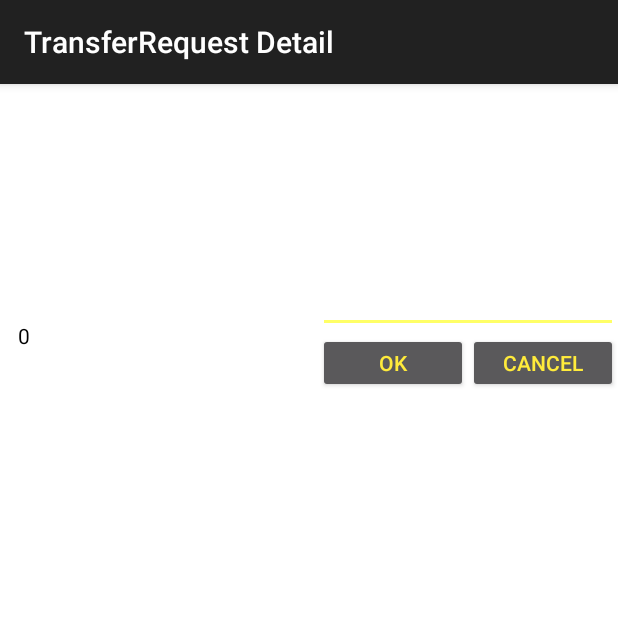
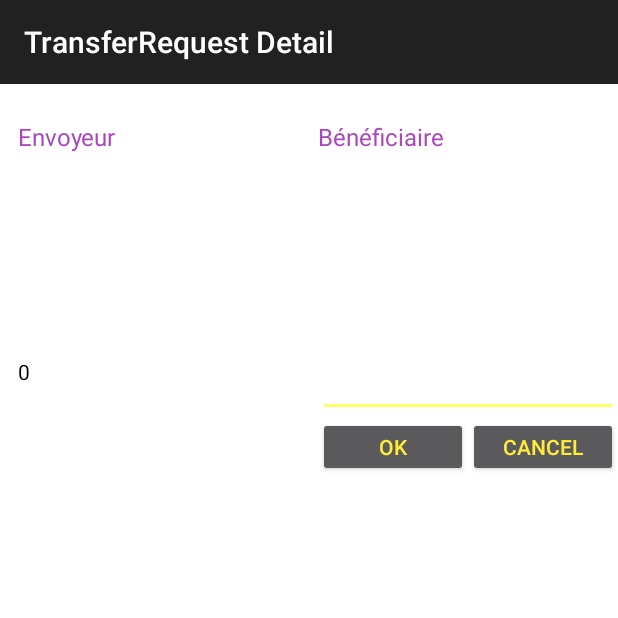
Before and after one commit to hilpitome/Wari, an Android app: the TransferRequestDetailActivity screen opened directly, with no data from a screen before it, on a phone screen of 412 x 824 dp, the top half of it. Run offline under Robolectric (Android 15) with nearby library versions, the phone set to English and light mode, and no system bars; 14 statements that could not run were skipped.

Commit message:
its like UI design is making sense

```diff
--- a/app/src/main/res/layout/activity_transfer_request_detail.xml
+++ b/app/src/main/res/layout/activity_transfer_request_detail.xml
@@ -1,15 +1,12 @@
 <?xml version="1.0" encoding="utf-8"?>
-<android.support.design.widget.CoordinatorLayout xmlns:android="http://schemas.android.com/apk/res/android"
+<LinearLayout xmlns:android="http://schemas.android.com/apk/res/android"
     xmlns:app="http://schemas.android.com/apk/res-auto"
     xmlns:tools="http://schemas.android.com/tools"
     android:layout_width="match_parent"
     android:layout_height="match_parent"
+    android:orientation="vertical"
     tools:context="com.warivirtualpos.wari.TransferRequestDetailActivity">
 
-    <android.support.design.widget.AppBarLayout
-        android:layout_width="match_parent"
-        android:layout_height="wrap_content"
-        >
 
         <android.support.v7.widget.Toolbar
             android:id="@+id/toolbar"
@@ -18,9 +15,9 @@
             android:background="?attr/colorPrimary"
             app:popupTheme="@style/AppTheme.PopupOverlay" />
 
-    </android.support.design.widget.AppBarLayout>
+
 
     <include layout="@layout/content_transfer_request_detail" />
 
 
-</android.support.design.widget.CoordinatorLayout>
+</LinearLayout>
--- a/app/src/main/res/layout/content_transfer_request_detail.xml
+++ b/app/src/main/res/layout/content_transfer_request_detail.xml
@@ -16,15 +16,17 @@
         android:layout_weight="1"
         android:layout_marginLeft="12dp"
         android:layout_marginStart="12dp"
-        android:weightSum="5">
+        android:weightSum="6">
         <TextView
             android:layout_width="match_parent"
             android:layout_height="0dp"
             android:layout_weight="1"
             android:layout_marginTop="12dp"
             android:id="@+id/envoyeur_text"
-            android:text="ENVOYEUR"
-            android:textColor="@color/yellow_400"/>
+            android:text="Envoyeur"
+            android:textSize="16sp"
+            android:textColor="@color/purple_400"
+           />
         <TextView
             android:layout_width="match_parent"
             android:layout_height="0dp"
@@ -67,7 +69,8 @@
             android:layout_marginTop="12dp"
             android:id="@+id/bénéficiaire_text"
             android:text="Bénéficiaire"
-            android:textColor="@color/yellow_400"/>
+            android:textSize="16sp"
+            android:textColor="@color/purple_400"/>
         <TextView
             android:layout_width="match_parent"
             android:layout_height="0dp"
--- a/app/src/main/res/layout/content_withdrawal_request_detail.xml
+++ b/app/src/main/res/layout/content_withdrawal_request_detail.xml
@@ -28,11 +28,13 @@
             <TextView
                 android:layout_width="match_parent"
                 android:layout_height="0dp"
+                android:textSize="16sp"
+                android:textColor="@color/purple_400"
                 android:layout_weight="1"
                 android:layout_marginTop="12dp"
                 android:id="@+id/bénéficiaire_text"
                 android:text="Bénéficiaire"
-                android:textColor="@color/yellow_400"/>
+               />
             <TextView
                 android:layout_width="match_parent"
                 android:layout_height="0dp"
```
Also changed, not shown: app/src/main/res/layout/activity_withdrawal_request_detail.xml (+4 -7 lines).
